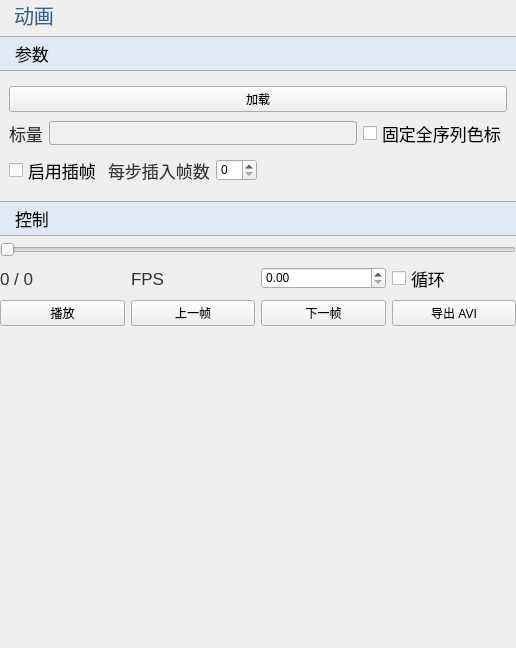
First picture: the form in plugins/Base_PostProcessing/AnimationAviWidget.ui, repository asd977/base_cae, before the edit.
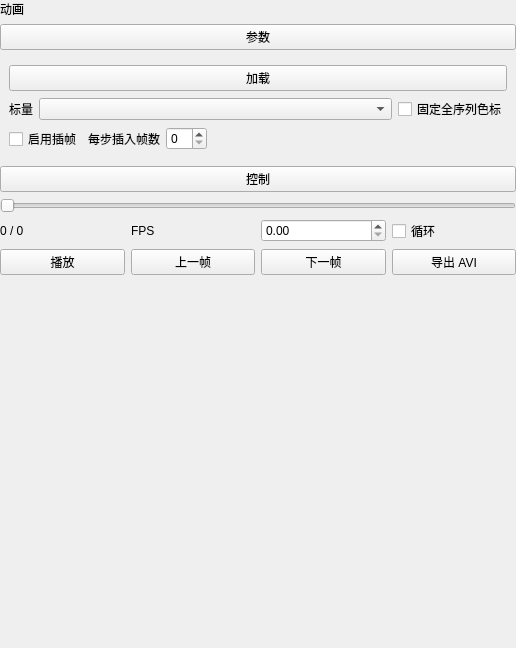
Second picture: the form after the edit. Icons and pictures are not drawn.

What changed in the file:
```diff
--- a/plugins/Base_PostProcessing/AnimationAviWidget.ui
+++ b/plugins/Base_PostProcessing/AnimationAviWidget.ui
@@ -10,132 +10,6 @@
     <height>648</height>
    </rect>
   </property>
-  <property name="styleSheet">
-   <string notr="true">QWidget{
-font-family: &quot;Microsoft YaHei&quot;, &quot;微软雅黑&quot;;
-}
-QPushButton#pushButton_2,
-QPushButton#pushButton {
-    background-color: rgb(224, 233, 244);
-    border-width: 1px;
-    border-color: rgb(121, 121, 121);
-    border-style: solid;
-    height: 33px;
-    border-top: 1px solid rgb(169, 169, 169); /* 上边框为灰色 */
-    border-bottom: 1px solid rgb(169, 169, 169); /* 下边框为灰色 */
-    border-left: none; /* 移除左边框 */
-    border-right: none;
-    text-align: left;
-	padding-left: 15px;
-	font-size: 17px;
-	border-style: solid;
-}
-
-QLabel {
-    font-family: &quot;Microsoft YaHei&quot;, &quot;微软雅黑&quot;;
-    font-size: 17px;
-    text-align: left;
-    color: rgb(51, 51, 51);
-    white-space: nowrap;
-    line-height: 50px;
-    position: absolute;
-    top: 0px;
-    left: 0px;
-}
-QLabel#label {
-    font-size: 20px;
-    font-family: &quot;Microsoft YaHei&quot;, 微软雅黑;
-    text-align: left;
-	padding-left:9px;
-    color: rgb(53, 103, 147);
-}
-QComboBox {
-    font-family: &quot;Microsoft YaHei&quot;, 微软雅黑;
-    font-size: 17px;
-    text-align: left;
-    color: rgb(51, 51, 51);
-    padding-left:6px;
-    background: rgb(240, 240, 240);
-    border: 1px solid rgb(169, 169, 169);
-    border-radius: 3px; /* 设置边框的圆角半径为5像素 */
-}
-QComboBox::drop-down {
-    background: rgb(240, 240, 240);
-}
-QComboBox::down-arrow {
-    image: url(:/resources/down_arrow.png); /* 替换下拉箭头图标 */
-}
-/*QCombobox右侧按钮*/
-QComboBox::drop-down {
-    subcontrol-origin: padding;
-    subcontrol-position: top right;/*放于右方顶部*/
-    border-top-right-radius: 3px;/*设置边框圆角*/
-    border-bottom-right-radius: 3px;
-}
-QLineEdit {
-    border: 1px solid rgb(200, 200, 200); /* 设置边框为淡灰色 */
-    border-radius: 2px; /* 设置圆角半径为 5 像素 */
-	font-size: 17px;
-}
-QLineEdit:focus {
-    border-color: rgb(100, 100, 255); /* 设置焦点时的边框颜色为蓝色 */
-    outline: none; /* 去掉默认的焦点边框 */
-}
-
-QRadioButton {
-    font-size: 17px; /* 设置字体大小为 14 像素 */
-}
-
-QCheckBox {
-    font-size: 17px; /* 设置字体大小为 14 像素 */
-}
-
-QGroupBox{
-    font-size: 17px; /* 设置字体大小为 14 像素 */   
-}
-
-QPushButton#pushButton_contour_multi{
-    background-color: rgb(255, 255, 255); /* 背景色 */
-    border-width: 1px;                   /* 边框宽度 */
-    border-color: rgb(121, 121, 121);    /* 边框颜色 */	
-	font-size: 17px;
-    border-style: solid;                 /* 边框样式 */
-    border-radius: 2px;                /* 边框圆角 */
-    text-align: center;                    /* 文字左对齐 */
-
-    /* 默认状态 */
-}
-QPushButton#pushButton_contour_multi:hover{
-    background-color: rgb(235, 235, 235); /* 悬浮时的背景色 */
-    border-color: rgb(100, 100, 100);     /* 悬浮时的边框颜色 */
-}
-
-QPushButton#pushButton_contour_multi:pressed{
-    background-color: rgb(200, 200, 200); /* 点击时的背景色 */
-    border-color: rgb(80, 80, 80);         /* 点击时的边框颜色 */
-}
-
-QPushButton#pushButton_contour_single{
-    background-color: rgb(255, 255, 255); /* 背景色 */
-    border-width: 1px;                   /* 边框宽度 */
-    border-color: rgb(121, 121, 121);    /* 边框颜色 */	
-	font-size: 17px;
-    border-style: solid;                 /* 边框样式 */
-    border-radius: 2px;                /* 边框圆角 */
-    text-align: center;                    /* 文字左对齐 */
-
-    /* 默认状态 */
-}
-QPushButton#pushButton_contour_single:hover{
-    background-color: rgb(235, 235, 235); /* 悬浮时的背景色 */
-    border-color: rgb(100, 100, 100);     /* 悬浮时的边框颜色 */
-}
-
-QPushButton#pushButton_contour_single:pressed{
-    background-color: rgb(200, 200, 200); /* 点击时的背景色 */
-    border-color: rgb(80, 80, 80);         /* 点击时的边框颜色 */
-}</string>
-  </property>
   <layout class="QVBoxLayout" name="verticalLayout">
    <property name="spacing">
     <number>6</number>
```
